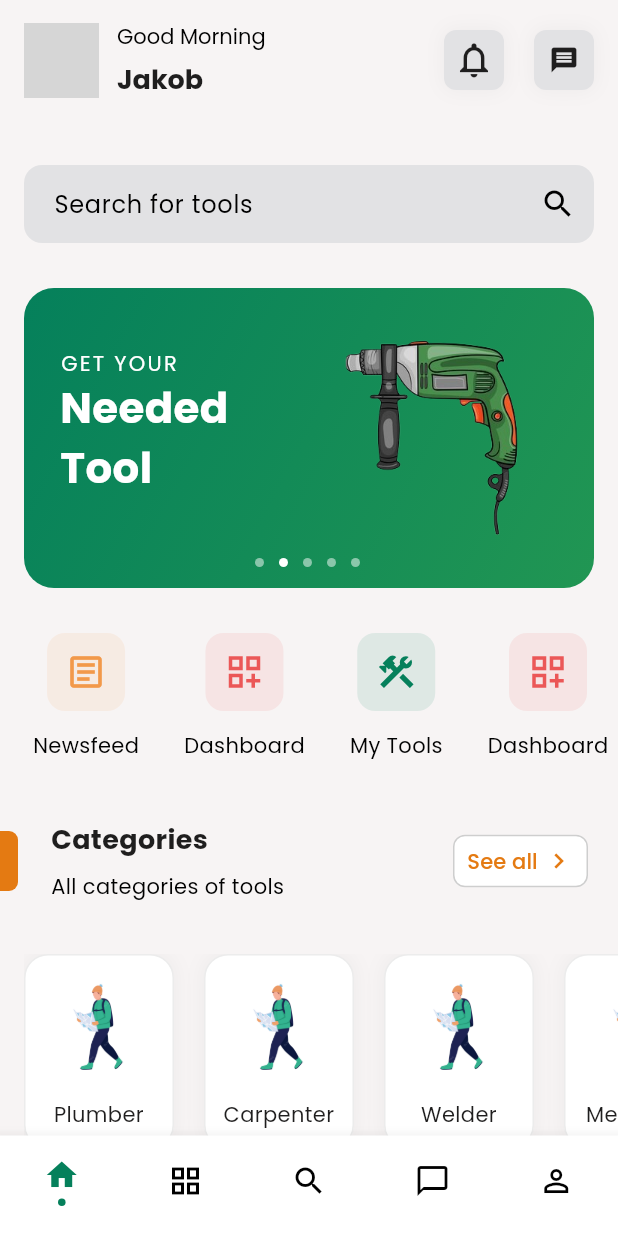
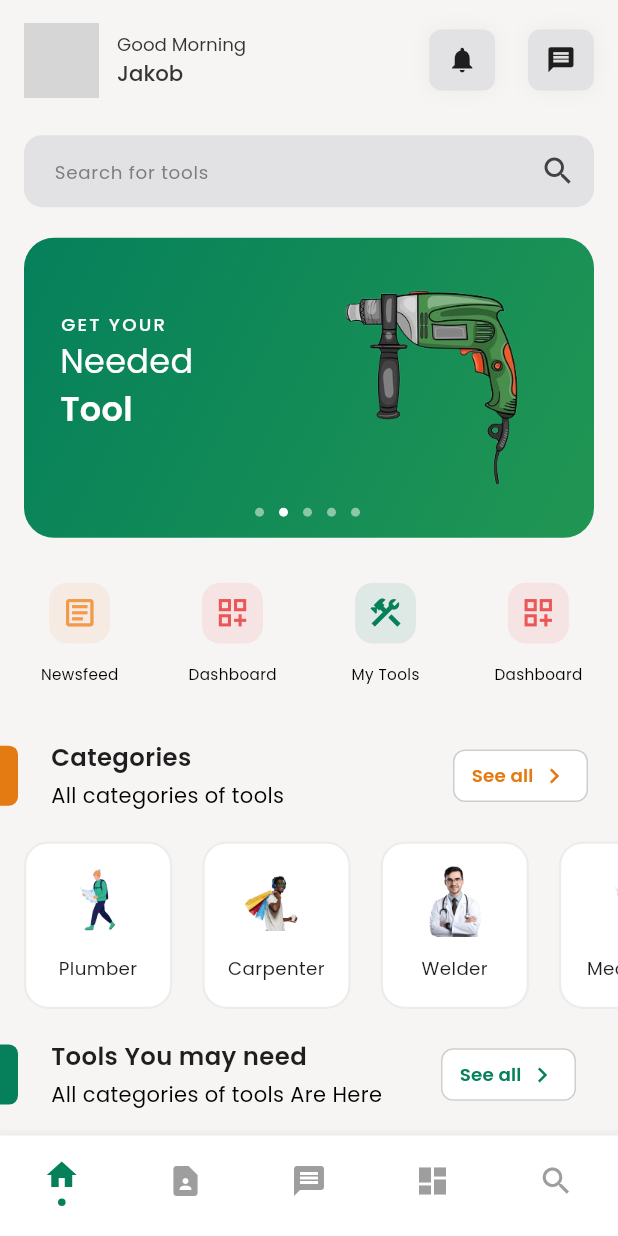
Before and after one commit to moinulislam0/pinterest_ui, a Flutter app: the AppProjectDesign2 screen opened directly, on a phone screen of 412 x 824 dp. Run offline on Flutter 3.47's test engine with Material 3 defaults, Android fonts, the phone set to English and light mode, and no system bars; our stand-ins replace flutter_screenutil, flutter_svg; grey boxes are pictures that could not be loaded.

Commit message:
categories

```diff
--- a/lib/App Project/design1.dart
+++ b/lib/App Project/design1.dart
@@ -1,4 +1,5 @@
 import 'package:flutter/material.dart';
+import 'package:flutter_screenutil/flutter_screenutil.dart';
 import 'package:pinterest_ui/core/colors.dart';
 import 'package:pinterest_ui/core/images.dart';
 
@@ -10,46 +11,45 @@ class AppProjectDesign1 extends StatelessWidget {
       body: Column(
         mainAxisAlignment: MainAxisAlignment.center,
         children: [
-          // const SizedBox(height: 100),
+          SizedBox(height: 60.h),
           Container(
-            height: 400,
+            height: 350.h,
             width: double.infinity,
             color: const Color.fromARGB(255, 231, 231, 231),
-
             child: Image.asset(AppsImages.con_man),
           ),
           const SizedBox(height: 50),
 
           const PageIndicator(),
-          const SizedBox(height: 48.0),
+          SizedBox(height: 30.h),
 
-          const Text(
+          Text(
             'Find Tools You Need',
             textAlign: TextAlign.center,
             style: TextStyle(
-              fontSize: 24.0,
-              fontWeight: FontWeight.bold,
+              fontSize: 16.sp,
+              fontWeight: FontWeight.w600,
               color: AppColors.textColor,
             ),
           ),
           const SizedBox(height: 20.0),
 
           Padding(
-            padding: const EdgeInsets.only(left: 20, right: 20),
-            child: const Text(
+            padding: EdgeInsets.only(left: 22.r, right: 22.r),
+            child: Text(
               'Uborro is a tool sharing platform we create this app to help our users to easily find tools online sothat they dont have to buy one saves both money & time',
               textAlign: TextAlign.center,
               style: TextStyle(
-                fontSize: 15.0,
-                color: AppColors.subtextColor,
+                fontSize: 12.9.sp,
+                color: AppColors.ubColor,
                 fontWeight: FontWeight.w500,
                 height: 1.5,
               ),
             ),
           ),
-          const SizedBox(height: 50),
+          SizedBox(height: 12.h),
 
-          const NavigationButton(),
+          SafeArea(child: const NavigationButton()),
           //const SizedBox(height: 100),
         ],
       ),
@@ -66,25 +66,23 @@ class PageIndicator extends StatelessWidget {
       mainAxisAlignment: MainAxisAlignment.center,
       children: [
         Container(
-          width: 24.0,
-          height: 8.0,
+          width: 18.w,
+          height: 6.h,
           decoration: BoxDecoration(
             color: AppColors.primaryColor,
             borderRadius: BorderRadius.circular(4.0),
           ),
         ),
         const SizedBox(width: 8.0),
-
         Container(
-          width: 8.0,
-          height: 8.0,
+          width: 8.w,
+          height: 8.h,
           decoration: const BoxDecoration(
             color: AppColors.inactiveDotColor,
             shape: BoxShape.circle,
           ),
         ),
         const SizedBox(width: 8.0),
-
         Container(
           width: 8.0,
           height: 8.0,
@@ -104,20 +102,14 @@ class NavigationButton extends StatelessWidget {
   @override
   Widget build(BuildContext context) {
     return Container(
-      width: 60.0,
-      height: 60.0,
+      width: 50.w,
+      height: 50.h,
       decoration: BoxDecoration(
-        color: AppColors.primaryColor,
+        color: AppColors.primaryColorAP,
         borderRadius: BorderRadius.circular(20),
-        boxShadow: [
-          BoxShadow(
-            color: Colors.black26,
-            blurRadius: 10.0,
-            offset: Offset(0, 4),
-          ),
-        ],
       ),
-      child: const Icon(Icons.arrow_forward, color: Colors.white, size: 28.0),
+      child: const Icon(Icons.arrow_forward,
+          color: AppColors.whiteGreyMu, size: 28.0),
     );
   }
 }
--- a/lib/App Project/design2.dart
+++ b/lib/App Project/design2.dart
@@ -1,4 +1,5 @@
 import 'package:flutter/material.dart';
+import 'package:flutter_screenutil/flutter_screenutil.dart';
 import 'package:pinterest_ui/core/colors.dart';
 import 'package:pinterest_ui/core/images.dart';
 
@@ -26,7 +27,6 @@ class _HomeScreenState extends State<AppProjectDesign2> {
         toolbarHeight: 80,
         automaticallyImplyLeading: false,
         scrolledUnderElevation: 0,
-
         title: Row(
           mainAxisAlignment: MainAxisAlignment.spaceBetween,
           children: [
@@ -37,7 +37,7 @@ class _HomeScreenState extends State<AppProjectDesign2> {
                   height: 50.0,
                   decoration: BoxDecoration(
                     borderRadius: BorderRadius.circular(10),
-                    image: DecorationImage(
+                    image: const DecorationImage(
                       image: AssetImage(AppsImages.appLogo),
                       fit: BoxFit.cover,
                     ),
@@ -50,17 +50,18 @@ class _HomeScreenState extends State<AppProjectDesign2> {
                     Text(
                       'Good Morning',
                       style: TextStyle(
-                        color: AppColors.secondaryText,
-                        fontSize: 14,
+                        fontWeight: FontWeight.w400,
+                        color: AppColors.textColor,
+                        fontSize: 12.sp,
                       ),
                     ),
-                    SizedBox(height: 8),
+                    SizedBox(height: 3.h),
                     Text(
                       'Jakob',
                       style: TextStyle(
-                        color: AppColors.primaryText,
-                        fontSize: 18,
-                        fontWeight: FontWeight.bold,
+                        color: AppColors.textColor,
+                        fontSize: 14.sp,
+                        fontWeight: FontWeight.w500,
                       ),
                     ),
                   ],
@@ -70,12 +71,12 @@ class _HomeScreenState extends State<AppProjectDesign2> {
             Wrap(
               children: [
                 Container(
-                  width: 40,
-                  height: 40,
-                  padding: const EdgeInsets.all(4),
+                  width: 40.w,
+                  height: 40.h,
+                  padding: EdgeInsets.all(4.r),
                   decoration: BoxDecoration(
                     color: const Color.fromARGB(255, 226, 226, 228),
-                    borderRadius: BorderRadius.circular(8),
+                    borderRadius: BorderRadius.circular(8.r),
                     boxShadow: [
                       BoxShadow(
                         color: Colors.grey.withOpacity(0.1),
@@ -85,19 +86,19 @@ class _HomeScreenState extends State<AppProjectDesign2> {
                     ],
                   ),
                   child: Icon(
-                    Icons.notifications_none,
+                    Icons.notifications,
                     color: AppColors.primaryText,
-                    size: 28,
+                    size: 20.sp,
                   ),
                 ),
-                SizedBox(width: 20),
+                SizedBox(width: 20.w),
                 Container(
-                  width: 40,
-                  height: 40,
-                  padding: const EdgeInsets.all(4),
+                  width: 40.w,
+                  height: 40.h,
+                  padding: EdgeInsets.all(4.r),
                   decoration: BoxDecoration(
                     color: const Color.fromARGB(255, 226, 226, 228),
-                    borderRadius: BorderRadius.circular(8),
+                    borderRadius: BorderRadius.circular(8.r),
                     boxShadow: [
                       BoxShadow(
                         color: Colors.grey.withOpacity(0.1),
@@ -109,7 +110,7 @@ class _HomeScreenState extends State<AppProjectDesign2> {
                   child: Icon(
                     Icons.message,
                     color: AppColors.primaryText,
-                    size: 20,
+                    size: 20.sp,
                   ),
                 ),
               ],
@@ -122,30 +123,24 @@ class _HomeScreenState extends State<AppProjectDesign2> {
       body: SafeArea(
         child: ListView(
           children: [
-            const SizedBox(height: 30),
-
-            Padding(
-              padding: const EdgeInsets.only(left: 16, right: 16),
-              child: const CustomSearchBar(),
+            SizedBox(height: 10.h),
+            const Padding(
+              padding: EdgeInsets.only(left: 16, right: 16),
+              child: CustomSearchBar(),
+            ),
+            SizedBox(height: 20.h),
+            const Padding(
+              padding: EdgeInsets.only(left: 16, right: 16),
+              child: PromoBanner(),
             ),
             const SizedBox(height: 30),
-
             Padding(
-              padding: const EdgeInsets.only(left: 16, right: 16),
-              child: const PromoBanner(),
+              padding: EdgeInsets.only(left: 8.r, right: 8.r),
+              child: QuickActions(),
             ),
-            const SizedBox(height: 30),
-
-            Padding(
-              padding: const EdgeInsets.only(left: 22),
-              child: const QuickActions(),
-            ),
-            const SizedBox(height: 40),
-
+            SizedBox(height: 15.h),
             const CategoriesSection(),
-
-            const SizedBox(height: 40),
-
+            SizedBox(height: 20.h),
             Padding(
               padding: const EdgeInsets.only(right: 8),
               child: SectionHeader(
@@ -160,7 +155,6 @@ class _HomeScreenState extends State<AppProjectDesign2> {
           ],
         ),
       ),
-
       bottomNavigationBar: CustomBottomNavBarDesign2(
         selectedIndex: _selectedIndex,
         onItemTapped: _onItemTapped,
@@ -177,18 +171,21 @@ class CustomSearchBar extends StatelessWidget {
     return TextField(
       decoration: InputDecoration(
         hintText: 'Search for tools',
-        hintStyle: TextStyle(color: AppColors.secondaryText),
-
-        suffixIcon: Icon(Icons.search, color: AppColors.secondaryText),
+        hintStyle: TextStyle(
+          fontSize: 12.sp,
+          color: AppColors.ubColor,
+        ),
+        suffixIcon:
+            Icon(Icons.search, color: const Color.fromARGB(255, 66, 66, 66)),
         filled: true,
         fillColor: const Color.fromARGB(255, 226, 226, 228),
         border: OutlineInputBorder(
           borderRadius: BorderRadius.circular(12.0),
           borderSide: BorderSide.none,
         ),
-        contentPadding: const EdgeInsets.symmetric(
-          vertical: 14.0,
-          horizontal: 16.0,
+        contentPadding: EdgeInsets.symmetric(
+          vertical: 8.r,
+          horizontal: 16.r,
         ),
       ),
     );
@@ -222,29 +219,30 @@ class PromoBanner extends StatelessWidget {
               Expanded(
                 child: Column(
                   crossAxisAlignment: CrossAxisAlignment.start,
-                  children: const [
+                  children: [
                     Text(
                       'GET YOUR',
                       style: TextStyle(
                         color: Colors.white,
-                        fontSize: 14,
+                        fontSize: 12.sp,
                         letterSpacing: 1.5,
+                        fontWeight: FontWeight.w500,
                       ),
                     ),
                     Text(
                       'Needed',
                       style: TextStyle(
                         color: Colors.white,
-                        fontSize: 28,
-                        fontWeight: FontWeight.bold,
+                        fontSize: 22.sp,
+                        fontWeight: FontWeight.w400,
                       ),
                     ),
                     Text(
                       'Tool',
                       style: TextStyle(
                         color: Colors.white,
-                        fontSize: 28,
-                        fontWeight: FontWeight.bold,
+                        fontSize: 22.sp,
+                        fontWeight: FontWeight.w600,
                       ),
                     ),
                   ],
@@ -282,48 +280,42 @@ class QuickActions extends StatelessWidget {
 
   @override
   Widget build(BuildContext context) {
-    return SingleChildScrollView(
-      scrollDirection: Axis.horizontal,
-      child: const Row(
-        mainAxisAlignment: MainAxisAlignment.spaceAround,
-        children: [
+    return GridView.count(
+      // Proti row-te koyta item thakbe
+      crossAxisCount: 4,
+
+      // Horizontal space
+      crossAxisSpacing: 12,
+
+      // Vertical space
+      mainAxisSpacing: 12,
+
+      // Ei duita line GridView-ke onanno widget-er vitor thik moto kaj korte help korbe
+      shrinkWrap: true,
+      physics: const NeverScrollableScrollPhysics(),
+
+      children: const [
         QuickActionItem(
           iconData: Icons.article_outlined,
           label: 'Newsfeed',
           color: Color(0xFFF2994A),
         ),
-          SizedBox(width: 30),
         QuickActionItem(
           iconData: Icons.dashboard_customize_outlined,
           label: 'Dashboard',
           color: Color(0xFFEB5757),
         ),
-          SizedBox(width: 30),
         QuickActionItem(
           iconData: Icons.construction, // একটি উপযুক্ত আইকন
           label: 'My Tools',
           color: AppColors.primaryGreen,
         ),
-          SizedBox(width: 30),
         QuickActionItem(
           iconData: Icons.dashboard_customize_outlined,
           label: 'Dashboard',
           color: Color(0xFFEB5757),
         ),
-          SizedBox(width: 30),
-          QuickActionItem(
-            iconData: Icons.construction, // একটি উপযুক্ত আইকন
-            label: 'My Tools',
-            color: AppColors.primaryGreen,
-          ),
-          SizedBox(width: 30),
-          QuickActionItem(
-            iconData: Icons.monetization_on_outlined,
-            label: 'Earnings',
-            color: Color(0xFF2F80ED),
-          ),
       ],
-      ),
     );
   }
 }
@@ -346,15 +338,16 @@ class QuickActionItem extends StatelessWidget {
     return Column(
       children: [
         Container(
-          padding: const EdgeInsets.all(12),
+          padding: EdgeInsets.all(8.r),
           decoration: BoxDecoration(
             color: color.withOpacity(0.1),
             borderRadius: BorderRadius.circular(12),
           ),
-          child: Icon(iconData, color: color, size: 28),
+          child: Icon(iconData, color: color, size: 24.sp),
         ),
         const SizedBox(height: 13),
-        Text(label, style: TextStyle(color: AppColors.secondaryText)),
+        Text(label,
+            style: TextStyle(fontSize: 10.sp, color: AppColors.secondaryText)),
       ],
     );
   }
@@ -375,19 +368,19 @@ class CategoriesSection extends StatelessWidget {
           color: AppColors.orange,
           colors1: AppColors.orange,
         ),
-        const SizedBox(height: 35),
+        SizedBox(height: 20.h),
         Padding(
           padding: const EdgeInsets.only(left: 16),
           child: SizedBox(
-            height: 130,
+            height: 110.h,
             child: ListView(
               scrollDirection: Axis.horizontal,
               children: const [
                 CategoryCard(label: 'Plumber', imageUrl: AppsImages.con_man),
                 SizedBox(width: 20),
-                CategoryCard(label: 'Carpenter', imageUrl: AppsImages.con_man),
+                CategoryCard(label: 'Carpenter', imageUrl: AppsImages.clothes),
                 SizedBox(width: 20),
-                CategoryCard(label: 'Welder', imageUrl: AppsImages.con_man),
+                CategoryCard(label: 'Welder', imageUrl: AppsImages.doctor),
                 SizedBox(width: 20),
                 CategoryCard(label: 'Mechanic', imageUrl: AppsImages.con_man),
                 SizedBox(width: 20),
@@ -414,20 +407,13 @@ class CategoryCard extends StatelessWidget {
   @override
   Widget build(BuildContext context) {
     return Container(
-      width: 100,
-      height: 120,
+      width: 90.w,
+      height: 130.h,
       padding: const EdgeInsets.all(12),
       decoration: BoxDecoration(
-        border: Border.all(color: Colors.grey.withOpacity(0.2)),
+        border: Border.all(color: Colors.grey.withOpacity(0.2), width: 1.5),
         color: Colors.white,
         borderRadius: BorderRadius.circular(16),
-        boxShadow: [
-          BoxShadow(
-            color: Colors.grey.withOpacity(0.1),
-            spreadRadius: 1,
-            blurRadius: 10,
-          ),
-        ],
       ),
       child: Column(
         mainAxisAlignment: MainAxisAlignment.center,
@@ -436,11 +422,12 @@ class CategoryCard extends StatelessWidget {
           const SizedBox(height: 10),
           Text(
             label,
-            style: TextStyle(color: AppColors.primaryText),
+            style: TextStyle(color: AppColors.primaryText, fontSize: 12.sp),
             textAlign: TextAlign.center,
             maxLines: 1,
             overflow: TextOverflow.ellipsis,
           ),
+          const SizedBox(height: 5),
         ],
       ),
     );
@@ -461,7 +448,6 @@ class ToolsSection extends StatelessWidget {
           color: AppColors.primaryGreen,
           colors1: AppColors.primaryGreen,
         ),
-
         const SizedBox(height: 16),
       ],
     );
@@ -509,13 +495,13 @@ class SectionHeader extends StatelessWidget {
             children: [
               Text(
                 title,
-                style: const TextStyle(
-                  fontSize: 18,
-                  fontWeight: FontWeight.bold,
+                style: TextStyle(
+                  fontSize: 16.sp,
+                  fontWeight: FontWeight.w600,
                   color: AppColors.primaryText,
                 ),
               ),
-              SizedBox(height: 8),
+              SizedBox(height: 4.h),
               if (subtitle != null && subtitle!.isNotEmpty)
                 Text(
                   subtitle!,
@@ -527,7 +513,6 @@ class SectionHeader extends StatelessWidget {
             ],
           ),
           const Spacer(),
-
           Container(
             height: 35,
             width: 90,
@@ -549,7 +534,10 @@ class SectionHeader extends StatelessWidget {
                 children: [
                   Text(
                     'See all',
-                    style: TextStyle(color: colors1, fontSize: 14),
+                    style: TextStyle(
+                        color: colors1,
+                        fontSize: 12.sp,
+                        fontWeight: FontWeight.w600),
                   ),
                   SizedBox(width: 4),
                   Icon(Icons.chevron_right, color: colors1, size: 20),
@@ -592,8 +580,7 @@ class CustomBottomNavBarDesign2 extends StatelessWidget {
           icon: Icon(Icons.home), // সাধারণ অবস্থায় শুধু আইকন
           activeIcon: Column(
             // নির্বাচিত অবস্থায় আইকন এবং নিচে একটি লাইন
-            mainAxisSize:
-                MainAxisSize
+            mainAxisSize: MainAxisSize
                 .min, // Column কে যতটুকু দরকার ততটুকু জায়গা নিতে বলা হয়েছে
             children: [
               Icon(Icons.home),
@@ -610,19 +597,72 @@ class CustomBottomNavBarDesign2 extends StatelessWidget {
           ),
         ),
         BottomNavigationBarItem(
-          label: 'Grid',
-          icon: Icon(Icons.grid_view),
+          label: 'Contact',
+          icon: Icon(
+            Icons.contact_page,
+            color: Colors.grey,
+          ), // সাধারণ অবস্থায় শুধু আইকন
           activeIcon: Column(
-            mainAxisSize: MainAxisSize.min,
+            // নির্বাচিত অবস্থায় আইকন এবং নিচে একটি লাইন
+            mainAxisSize: MainAxisSize
+                .min, // Column কে যতটুকু দরকার ততটুকু জায়গা নিতে বলা হয়েছে
             children: [
-              Icon(Icons.grid_view),
+              Icon(Icons.contact_page),
               SizedBox(height: 4),
               Container(
-                height: 3,
-                width: 24,
+                height: 5,
+                width: 5,
                 decoration: BoxDecoration(
                   color: AppColors.primaryGreen,
-                  borderRadius: BorderRadius.circular(2),
+                  borderRadius: BorderRadius.circular(30),
+                ),
+              ),
+            ],
+          ),
+        ),
+        BottomNavigationBarItem(
+          label: 'Message',
+          icon: Icon(
+            Icons.message,
+            color: Colors.grey,
+          ), // সাধারণ অবস্থায় শুধু আইকন
+          activeIcon: Column(
+            // নির্বাচিত অবস্থায় আইকন এবং নিচে একটি লাইন
+            mainAxisSize: MainAxisSize
+                .min, // Column কে যতটুকু দরকার ততটুকু জায়গা নিতে বলা হয়েছে
+            children: [
+              Icon(Icons.message),
+              SizedBox(height: 4),
+              Container(
+                height: 5,
+                width: 5,
+                decoration: BoxDecoration(
+                  color: AppColors.primaryGreen,
+                  borderRadius: BorderRadius.circular(30),
+                ),
+              ),
+            ],
+          ),
+        ),
+        BottomNavigationBarItem(
+          label: 'Chat',
+          icon: Icon(
+            Icons.dashboard,
+            color: Colors.grey,
+          ), // সাধারণ অবস্থায় শুধু আইকন
+          activeIcon: Column(
+            // নির্বাচিত অবস্থায় আইকন এবং নিচে একটি লাইন
+            mainAxisSize: MainAxisSize
+                .min, // Column কে যতটুকু দরকার ততটুকু জায়গা নিতে বলা হয়েছে
+            children: [
+              Icon(Icons.dashboard),
+              SizedBox(height: 4),
+              Container(
+                height: 5,
+                width: 5,
+                decoration: BoxDecoration(
+                  color: AppColors.primaryGreen,
+                  borderRadius: BorderRadius.circular(30),
                 ),
               ),
             ],
@@ -630,56 +670,23 @@ class CustomBottomNavBarDesign2 extends StatelessWidget {
         ),
         BottomNavigationBarItem(
           label: 'Search',
-          icon: Icon(Icons.search),
+          icon: Icon(
+            Icons.search,
+            color: Colors.grey,
+          ), // সাধারণ অবস্থায় শুধু আইকন
           activeIcon: Column(
-            mainAxisSize: MainAxisSize.min,
+            // নির্বাচিত অবস্থায় আইকন এবং নিচে একটি লাইন
+            mainAxisSize: MainAxisSize
+                .min, // Column কে যতটুকু দরকার ততটুকু জায়গা নিতে বলা হয়েছে
             children: [
               Icon(Icons.search),
               SizedBox(height: 4),
               Container(
-                height: 3,
-                width: 24,
+                height: 5,
+                width: 5,
                 decoration: BoxDecoration(
                   color: AppColors.primaryGreen,
-                  borderRadius: BorderRadius.circular(2),
-                ),
-              ),
-            ],
-          ),
-        ),
-        BottomNavigationBarItem(
-          label: 'Chat',
-          icon: Icon(Icons.chat_bubble_outline),
-          activeIcon: Column(
-            mainAxisSize: MainAxisSize.min,
-            children: [
-              Icon(Icons.chat_bubble_outline),
-              SizedBox(height: 4),
-              Container(
-                height: 3,
-                width: 24,
-                decoration: BoxDecoration(
-                  color: AppColors.primaryGreen,
-                  borderRadius: BorderRadius.circular(2),
-                ),
-              ),
-            ],
-          ),
-        ),
-        BottomNavigationBarItem(
-          label: 'Profile',
-          icon: Icon(Icons.person_outline),
-          activeIcon: Column(
-            mainAxisSize: MainAxisSize.min,
-            children: [
-              Icon(Icons.person_outline),
-              SizedBox(height: 4),
-              Container(
-                height: 3,
-                width: 24,
-                decoration: BoxDecoration(
-                  color: AppColors.primaryGreen,
-                  borderRadius: BorderRadius.circular(2),
+                  borderRadius: BorderRadius.circular(30),
                 ),
               ),
             ],
--- a/lib/App Project/design3.dart
+++ b/lib/App Project/design3.dart
@@ -58,7 +58,6 @@ class _AppProjectDesign3State extends State<AppProjectDesign3> {
                 color: AppColors.backgroundTop,
                 borderRadius: BorderRadius.circular(12),
               ),
-
               child: InkWell(
                 borderRadius: BorderRadius.circular(12),
                 onTap: () {
@@ -104,7 +103,6 @@ class _AppProjectDesign3State extends State<AppProjectDesign3> {
               right: 24,
               bottom: 100,
             ),
-
             gridDelegate: const SliverGridDelegateWithFixedCrossAxisCount(
               crossAxisCount: 3,
               crossAxisSpacing: 16.0,
@@ -118,7 +116,6 @@ class _AppProjectDesign3State extends State<AppProjectDesign3> {
           ),
         ),
       ),
-
       bottomNavigationBar: CustomBottomNavBarDesign2(
         selectedIndex: _selectedIndex,
         onItemTapped: _onItemTapped,
--- a/lib/core/colors.dart
+++ b/lib/core/colors.dart
@@ -7,6 +7,9 @@ class AppColors {
   static const Color textGrey1 = Color(0xFFB7BBC0);
   static const Color secondaryMu = Color.fromARGB(255, 79, 79, 80);
   static const Color whiteGreyMu = Color.fromARGB(255, 224, 229, 243);
+  //app Project
+  static const Color primaryColorAP = Color(0xFF108c67);
+  static const Color ubColor = Color(0XFF7e7e7e);
   // ==== EXISTING COLORS ====
   static const Color d1CardbgColor = Color.fromARGB(255, 236, 238, 245);
   static const Color background = Color(0xFFF3F4FB);
```
Lines whose indentation alone changed are shown as unchanged.
